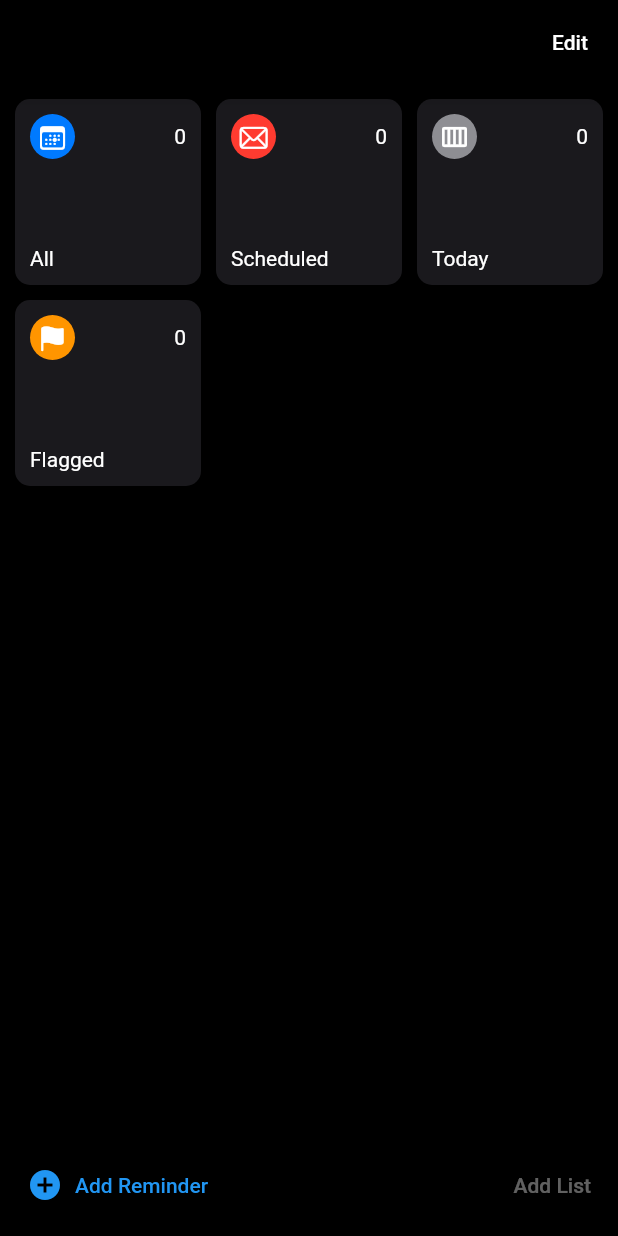
After one commit to longnk1301/flutterticktick, a Flutter app: the screen it shows after launch, on a phone screen of 412 x 824 dp. The commit adds this screen. Run offline on Flutter 3.47's test engine with Material 2 defaults, Android fonts, the phone set to English and light mode, and no system bars.

Commit message:
Refactor home screen

```diff
--- a/lib/main.dart
+++ b/lib/main.dart
@@ -1,5 +1,5 @@
 import 'package:flutter/material.dart';
-import 'package:flutterticktick/screens/home_screen.dart';
+import 'package:flutterticktick/screens/home/home_screen.dart';
 
 void main() {
   runApp(const MyApp());
--- /dev/null
+++ b/lib/models/category_collection.dart
@@ -0,0 +1,38 @@
+import 'package:flutter/cupertino.dart';
+import 'package:flutter/material.dart';
+
+import '../common.widgets/category_icon.dart';
+import 'category.dart';
+
+class CategoryCollection {
+  final List<Category> categories = [
+    Category(
+        id: 'all',
+        name: 'All',
+        icon: CategoryIcon(
+          bgColor: CupertinoColors.systemBlue,
+          iconData: CupertinoIcons.calendar_today,
+        )),
+    Category(
+        id: 'scheduled',
+        name: 'Scheduled',
+        icon: CategoryIcon(
+          bgColor: CupertinoColors.systemRed,
+          iconData: CupertinoIcons.mail,
+        )),
+    Category(
+        id: 'today',
+        name: 'Today',
+        icon: CategoryIcon(
+          bgColor: CupertinoColors.systemGrey,
+          iconData: Icons.calendar_view_week,
+        )),
+    Category(
+        id: 'flagged',
+        name: 'Flagged',
+        icon: CategoryIcon(
+          bgColor: CupertinoColors.activeOrange,
+          iconData: CupertinoIcons.flag_fill,
+        )),
+  ];
+}
--- /dev/null
+++ b/lib/screens/home/footer.dart
@@ -0,0 +1,25 @@
+import 'package:flutter/material.dart';
+
+class Footer extends StatelessWidget {
+  const Footer({
+    Key? key,
+  }) : super(key: key);
+
+  @override
+  Widget build(BuildContext context) {
+    return Container(
+      padding: const EdgeInsets.all(10),
+      child: Row(mainAxisAlignment: MainAxisAlignment.spaceBetween, children: [
+        TextButton.icon(
+          onPressed: () {},
+          icon: const Icon(Icons.add_circle),
+          label: const Text('Add Reminder'),
+        ),
+        const TextButton(
+          onPressed: null,
+          child: Text('Add List'),
+        ),
+      ]),
+    );
+  }
+}
--- /dev/null
+++ b/lib/screens/home/grid_view_items.dart
@@ -0,0 +1,42 @@
+import 'package:flutter/cupertino.dart';
+import 'package:flutter/material.dart';
+
+import '../../models/category_collection.dart';
+
+class GridViewItems extends StatelessWidget {
+  GridViewItems({super.key, required this.categoryCollection});
+
+  CategoryCollection categoryCollection = CategoryCollection();
+
+  @override
+  Widget build(BuildContext context) {
+    return GridView.count(
+      crossAxisCount: 3,
+      childAspectRatio: 8 / 8,
+      crossAxisSpacing: 10,
+      mainAxisSpacing: 10,
+      padding: const EdgeInsets.all(10),
+      children: categoryCollection.categories
+          .map((category) => Container(
+                decoration: BoxDecoration(
+                  borderRadius: BorderRadius.circular(10),
+                  color: const Color(0XFF1A191D),
+                ),
+                child: Padding(
+                  padding: const EdgeInsets.all(10),
+                  child: Column(
+                      mainAxisAlignment: MainAxisAlignment.spaceBetween,
+                      crossAxisAlignment: CrossAxisAlignment.start,
+                      children: [
+                        Row(
+                          mainAxisAlignment: MainAxisAlignment.spaceBetween,
+                          children: [category.icon, const Text('0')],
+                        ),
+                        Text(category.name),
+                      ]),
+                ),
+              ))
+          .toList(),
+    );
+  }
+}
--- /dev/null
+++ b/lib/screens/home/home_screen.dart
@@ -0,0 +1,33 @@
+import 'package:flutter/material.dart';
+import 'package:flutterticktick/models/category_collection.dart';
+import 'package:flutterticktick/screens/home/footer.dart';
+
+import 'grid_view_items.dart';
+
+class HomeScreen extends StatelessWidget {
+  HomeScreen({super.key});
+
+  CategoryCollection categoryCollection = CategoryCollection();
+
+  @override
+  Widget build(BuildContext context) {
+    return Scaffold(
+      appBar: AppBar(actions: [
+        TextButton(
+            onPressed: () {},
+            child: const Text(
+              'Edit',
+              style: TextStyle(color: Colors.white),
+            ))
+      ]),
+      body: Column(
+        children: [
+          Expanded(
+            child: GridViewItems(categoryCollection: categoryCollection),
+          ),
+          const Footer(),
+        ],
+      ),
+    );
+  }
+}
```
Also changed, not shown: lib/screens/home_screen.dart (deleted, +0 -105 lines).
